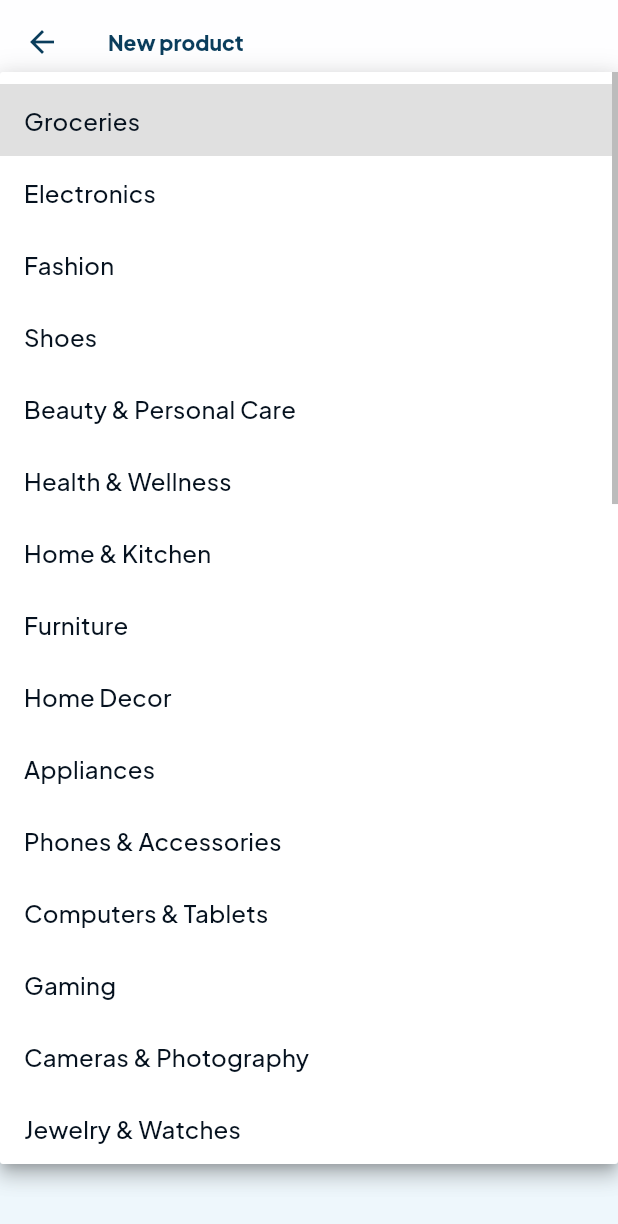
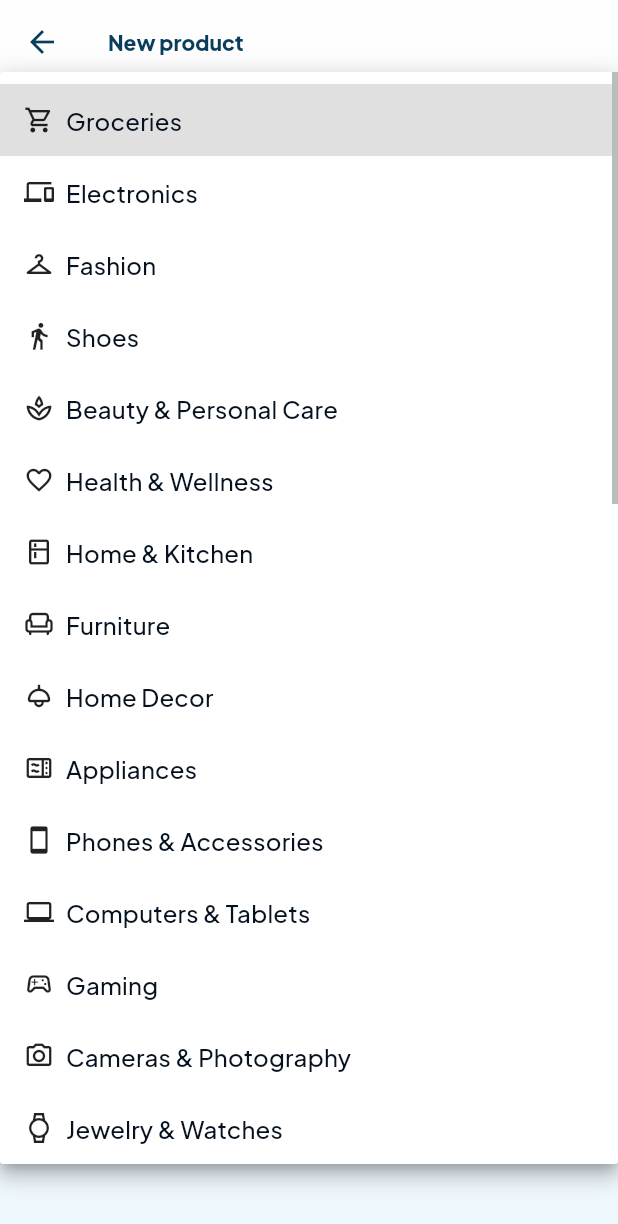
Before and after one commit to felixamay/hubsom, a Flutter app: the SellerProductNewPage screen opened directly, after a tap on "Groceries", on a phone screen of 412 x 824 dp. Shown: the top 1224 px of the screen. Run offline on Flutter 3.47's test engine with Material 3 defaults, Android fonts, the phone set to English and light mode, and no system bars; our stand-ins replace cached_network_image, dio, equatable, firebase_core, firebase_messaging, flutter_local_notifications and 9 more; missing offline and left inert: agora_rtc_engine, dart:js_interop; accounts and stored records are empty; network calls fail.

Commit message:
feat(categories): show a unique icon on every category menu item
Co-authored-by: felixamay <felixamay@users.noreply.github.com>

```diff
--- a/hubsom_app/lib/core/constants/categories.dart
+++ b/hubsom_app/lib/core/constants/categories.dart
@@ -1,47 +1,50 @@
+import 'package:flutter/material.dart';
+
 class CategoryMeta {
-  const CategoryMeta(this.slug, this.name, this.description);
+  const CategoryMeta(this.slug, this.name, this.description, this.icon);
   final String slug;
   final String name;
   final String description;
+  final IconData icon;
 }
 
 const hubsomCategories = <CategoryMeta>[
-  CategoryMeta('groceries', 'Groceries', 'Fresh food and pantry staples'),
-  CategoryMeta('electronics', 'Electronics', 'Gadgets and devices'),
-  CategoryMeta('fashion', 'Fashion', 'Clothing and apparel'),
-  CategoryMeta('shoes', 'Shoes', 'Footwear for every style'),
-  CategoryMeta('beauty-personal-care', 'Beauty & Personal Care', 'Skincare and grooming'),
-  CategoryMeta('health-wellness', 'Health & Wellness', 'Supplements and care'),
-  CategoryMeta('home-kitchen', 'Home & Kitchen', 'Kitchen and home essentials'),
-  CategoryMeta('furniture', 'Furniture', 'Home and office furniture'),
-  CategoryMeta('home-decor', 'Home Decor', 'Decor and accents'),
-  CategoryMeta('appliances', 'Appliances', 'Home appliances'),
-  CategoryMeta('phones-accessories', 'Phones & Accessories', 'Phones and accessories'),
-  CategoryMeta('computers-tablets', 'Computers & Tablets', 'Laptops and tablets'),
-  CategoryMeta('gaming', 'Gaming', 'Games and consoles'),
-  CategoryMeta('cameras-photography', 'Cameras & Photography', 'Cameras and gear'),
-  CategoryMeta('jewelry-watches', 'Jewelry & Watches', 'Jewelry and timepieces'),
-  CategoryMeta('luxury-goods', 'Luxury Goods', 'Premium brands'),
-  CategoryMeta('baby-kids', 'Baby & Kids', 'Baby and kids essentials'),
-  CategoryMeta('toys-games', 'Toys & Games', 'Toys and games'),
-  CategoryMeta('sports-outdoors', 'Sports & Outdoors', 'Sporting goods'),
-  CategoryMeta('automotive', 'Automotive', 'Car parts and accessories'),
-  CategoryMeta('tools-hardware', 'Tools & Hardware', 'Tools and hardware'),
-  CategoryMeta('pet-supplies', 'Pet Supplies', 'Pet food and accessories'),
-  CategoryMeta('books', 'Books', 'Books and reading'),
-  CategoryMeta('music-instruments', 'Music & Instruments', 'Instruments and gear'),
-  CategoryMeta('movies-entertainment', 'Movies & Entertainment', 'Movies and media'),
-  CategoryMeta('art-collectibles', 'Art & Collectibles', 'Art and collectibles'),
-  CategoryMeta('antiques-vintage', 'Antiques & Vintage', 'Vintage finds'),
-  CategoryMeta('handmade-crafts', 'Handmade Crafts', 'Handmade goods'),
-  CategoryMeta('office-school-supplies', 'Office & School', 'Office and school supplies'),
-  CategoryMeta('garden-outdoor', 'Garden & Outdoor', 'Garden and outdoor living'),
-  CategoryMeta('industrial-business-equipment', 'Industrial & Business', 'Business equipment'),
-  CategoryMeta('digital-products', 'Digital Products', 'Digital downloads'),
-  CategoryMeta('services', 'Services', 'Local services'),
-  CategoryMeta('real-estate', 'Real Estate', 'Property listings'),
-  CategoryMeta('vehicles', 'Vehicles', 'Cars and vehicles'),
-  CategoryMeta('tickets-events', 'Tickets & Events', 'Event tickets'),
-  CategoryMeta('gift-cards', 'Gift Cards', 'Gift cards'),
-  CategoryMeta('miscellaneous', 'Miscellaneous', 'Everything else'),
+  CategoryMeta('groceries', 'Groceries', 'Fresh food and pantry staples', Icons.local_grocery_store_outlined),
+  CategoryMeta('electronics', 'Electronics', 'Gadgets and devices', Icons.devices_outlined),
+  CategoryMeta('fashion', 'Fashion', 'Clothing and apparel', Icons.checkroom_outlined),
+  CategoryMeta('shoes', 'Shoes', 'Footwear for every style', Icons.directions_walk_outlined),
+  CategoryMeta('beauty-personal-care', 'Beauty & Personal Care', 'Skincare and grooming', Icons.spa_outlined),
+  CategoryMeta('health-wellness', 'Health & Wellness', 'Supplements and care', Icons.favorite_outline),
+  CategoryMeta('home-kitchen', 'Home & Kitchen', 'Kitchen and home essentials', Icons.kitchen_outlined),
+  CategoryMeta('furniture', 'Furniture', 'Home and office furniture', Icons.chair_outlined),
+  CategoryMeta('home-decor', 'Home Decor', 'Decor and accents', Icons.light_outlined),
+  CategoryMeta('appliances', 'Appliances', 'Home appliances', Icons.microwave_outlined),
+  CategoryMeta('phones-accessories', 'Phones & Accessories', 'Phones and accessories', Icons.smartphone_outlined),
+  CategoryMeta('computers-tablets', 'Computers & Tablets', 'Laptops and tablets', Icons.laptop_outlined),
+  CategoryMeta('gaming', 'Gaming', 'Games and consoles', Icons.sports_esports_outlined),
+  CategoryMeta('cameras-photography', 'Cameras & Photography', 'Cameras and gear', Icons.photo_camera_outlined),
+  CategoryMeta('jewelry-watches', 'Jewelry & Watches', 'Jewelry and timepieces', Icons.watch_outlined),
+  CategoryMeta('luxury-goods', 'Luxury Goods', 'Premium brands', Icons.diamond_outlined),
+  CategoryMeta('baby-kids', 'Baby & Kids', 'Baby and kids essentials', Icons.child_friendly_outlined),
+  CategoryMeta('toys-games', 'Toys & Games', 'Toys and games', Icons.toys_outlined),
+  CategoryMeta('sports-outdoors', 'Sports & Outdoors', 'Sporting goods', Icons.sports_soccer_outlined),
+  CategoryMeta('automotive', 'Automotive', 'Car parts and accessories', Icons.build_outlined),
+  CategoryMeta('tools-hardware', 'Tools & Hardware', 'Tools and hardware', Icons.handyman_outlined),
+  CategoryMeta('pet-supplies', 'Pet Supplies', 'Pet food and accessories', Icons.pets_outlined),
+  CategoryMeta('books', 'Books', 'Books and reading', Icons.menu_book_outlined),
+  CategoryMeta('music-instruments', 'Music & Instruments', 'Instruments and gear', Icons.music_note_outlined),
+  CategoryMeta('movies-entertainment', 'Movies & Entertainment', 'Movies and media', Icons.movie_outlined),
+  CategoryMeta('art-collectibles', 'Art & Collectibles', 'Art and collectibles', Icons.palette_outlined),
+  CategoryMeta('antiques-vintage', 'Antiques & Vintage', 'Vintage finds', Icons.museum_outlined),
+  CategoryMeta('handmade-crafts', 'Handmade Crafts', 'Handmade goods', Icons.volunteer_activism_outlined),
+  CategoryMeta('office-school-supplies', 'Office & School', 'Office and school supplies', Icons.school_outlined),
+  CategoryMeta('garden-outdoor', 'Garden & Outdoor', 'Garden and outdoor living', Icons.yard_outlined),
+  CategoryMeta('industrial-business-equipment', 'Industrial & Business', 'Business equipment', Icons.precision_manufacturing_outlined),
+  CategoryMeta('digital-products', 'Digital Products', 'Digital downloads', Icons.cloud_download_outlined),
+  CategoryMeta('services', 'Services', 'Local services', Icons.miscellaneous_services_outlined),
+  CategoryMeta('real-estate', 'Real Estate', 'Property listings', Icons.home_work_outlined),
+  CategoryMeta('vehicles', 'Vehicles', 'Cars and vehicles', Icons.directions_car_outlined),
+  CategoryMeta('tickets-events', 'Tickets & Events', 'Event tickets', Icons.confirmation_number_outlined),
+  CategoryMeta('gift-cards', 'Gift Cards', 'Gift cards', Icons.card_giftcard_outlined),
+  CategoryMeta('miscellaneous', 'Miscellaneous', 'Everything else', Icons.category_outlined),
 ];
--- a/hubsom_app/lib/features/categories/categories_page.dart
+++ b/hubsom_app/lib/features/categories/categories_page.dart
@@ -12,22 +12,35 @@ class CategoriesPage extends StatelessWidget {
     return ListView(
       padding: const EdgeInsets.fromLTRB(16, 16, 16, 100),
       children: [
-        Text('Categories', style: Theme.of(context).textTheme.headlineSmall?.copyWith(fontWeight: FontWeight.w900)),
+        Text(
+          'Categories',
+          style: Theme.of(context).textTheme.headlineSmall?.copyWith(
+                fontWeight: FontWeight.w900,
+              ),
+        ),
         const SizedBox(height: 8),
-        Text('Shop every Hubsom category — same catalog as web.', style: Theme.of(context).textTheme.bodyMedium),
+        Text(
+          'Shop every Hubsom category — same catalog as web.',
+          style: Theme.of(context).textTheme.bodyMedium,
+        ),
         const SizedBox(height: 16),
-        ...hubsomCategories.map((c) => ListTile(
+        ...hubsomCategories.map(
+          (c) => ListTile(
             contentPadding: EdgeInsets.zero,
             leading: CircleAvatar(
               backgroundColor: HubsomColors.mint,
               foregroundColor: HubsomColors.forest,
-                child: Text(c.name.characters.first),
+              child: Icon(c.icon, size: 22),
             ),
-              title: Text(c.name, style: const TextStyle(fontWeight: FontWeight.w700)),
+            title: Text(
+              c.name,
+              style: const TextStyle(fontWeight: FontWeight.w700),
+            ),
             subtitle: Text(c.description),
             trailing: const Icon(Icons.chevron_right),
             onTap: () => context.go('/categories/${c.slug}'),
-            )),
+          ),
+        ),
       ],
     );
   }
--- a/hubsom_app/lib/features/categories/category_detail_page.dart
+++ b/hubsom_app/lib/features/categories/category_detail_page.dart
@@ -21,7 +21,17 @@ class CategoryDetailPage extends ConsumerWidget {
     final cross = ResponsiveScaffold.isWide(context) ? 5 : 2;
 
     return Scaffold(
-      appBar: AppBar(title: Text(meta?.name ?? slug)),
+      appBar: AppBar(
+        title: Row(
+          children: [
+            if (meta != null) ...[
+              Icon(meta.icon),
+              const SizedBox(width: 8),
+            ],
+            Flexible(child: Text(meta?.name ?? slug)),
+          ],
+        ),
+      ),
       body: Padding(
         padding: const EdgeInsets.all(16),
         child: Column(
--- a/hubsom_app/lib/features/seller/seller_product_new_page.dart
+++ b/hubsom_app/lib/features/seller/seller_product_new_page.dart
@@ -216,7 +216,16 @@ class _SellerProductNewPageState extends ConsumerState<SellerProductNewPage> {
               initialValue: _category,
               items: [
                 for (final c in hubsomCategories)
-                  DropdownMenuItem(value: c.slug, child: Text(c.name)),
+                  DropdownMenuItem(
+                    value: c.slug,
+                    child: Row(
+                      children: [
+                        Icon(c.icon, size: 20),
+                        const SizedBox(width: 8),
+                        Flexible(child: Text(c.name)),
+                      ],
+                    ),
+                  ),
               ],
               onChanged: (v) => setState(() => _category = v ?? _category),
               decoration: const InputDecoration(labelText: 'Category'),
```
Also changed, not shown: 1 other file. Lines whose indentation alone changed are shown as unchanged.
